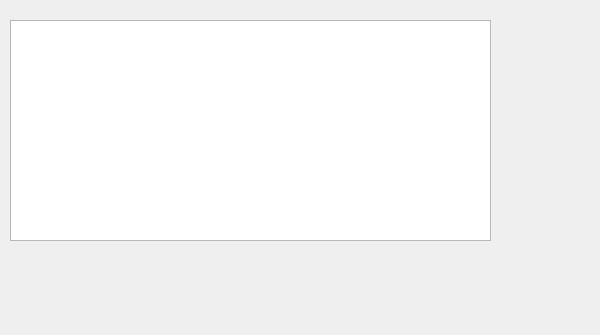
Qt form partsusedonservice.ui (bedi1982/Oficina) before a commit.
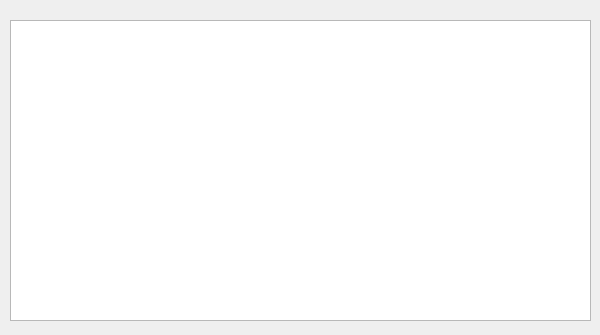
The same form after that commit.

What changed in the file:
```diff
--- a/partsusedonservice.ui
+++ b/partsusedonservice.ui
@@ -18,8 +18,8 @@
     <rect>
      <x>10</x>
      <y>20</y>
-     <width>481</width>
-     <height>221</height>
+     <width>581</width>
+     <height>301</height>
     </rect>
    </property>
   </widget>
```
